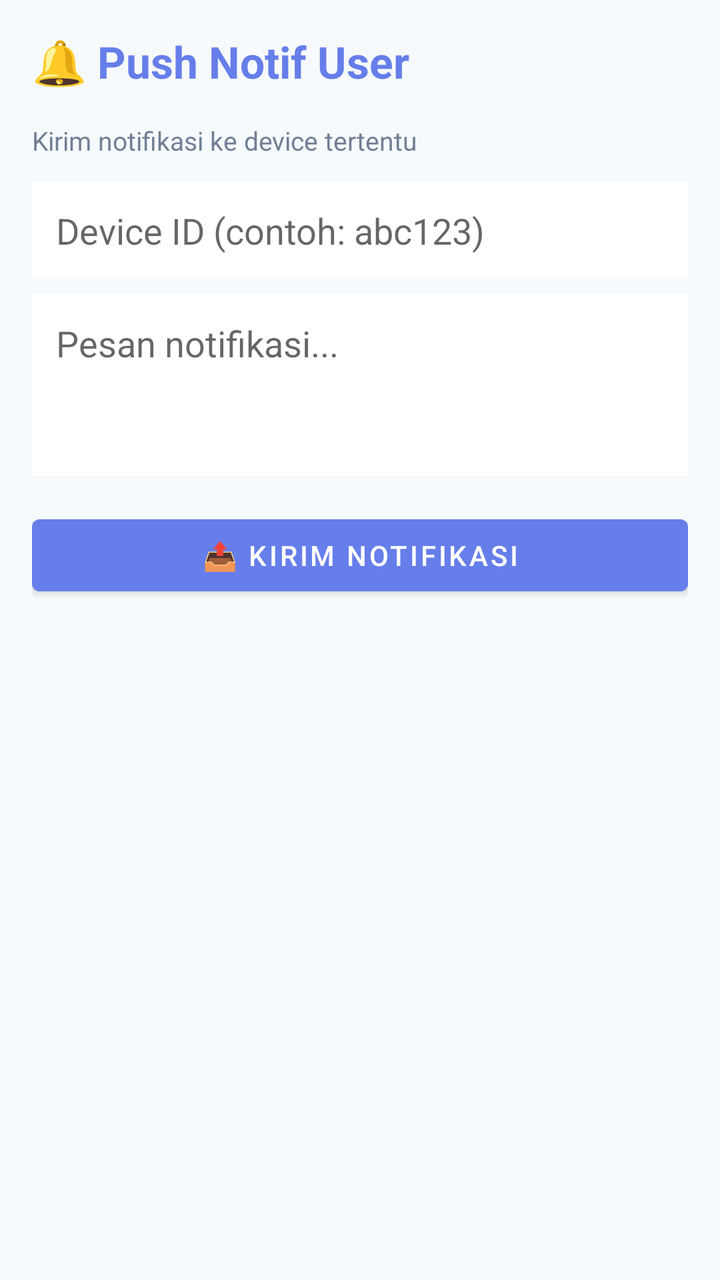
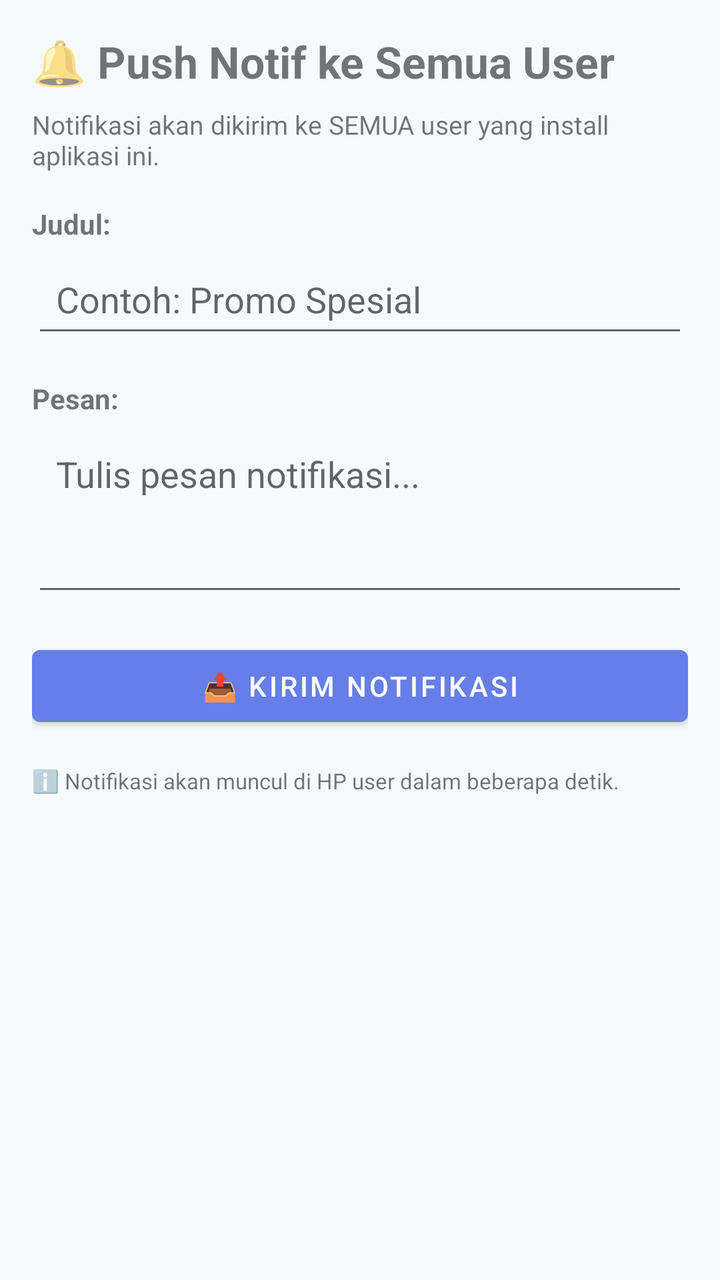

Screens rendered from an Android XML layout before and after an edit, with the pre-edit source and the edit as a unified diff.
<!-- AndroidManifest.xml: application theme Theme.YadVideoEditor -->
<!-- res/layout/activity_admin_push_notif.xml -->
<?xml version="1.0" encoding="utf-8"?>
<LinearLayout xmlns:android="http://schemas.android.com/apk/res/android"
    android:orientation="vertical"
    android:padding="16dp"
    android:background="@color/bg_light"
    android:layout_width="match_parent"
    android:layout_height="match_parent">

    <TextView
        android:text="🔔 Push Notif User"
        android:textSize="22sp"
        android:textStyle="bold"
        android:textColor="@color/primary"
        android:layout_marginBottom="16dp"
        android:layout_width="match_parent"
        android:layout_height="wrap_content"/>

    <TextView
        android:text="Kirim notifikasi ke device tertentu"
        android:textSize="13sp"
        android:textColor="@color/text_secondary"
        android:layout_marginBottom="12dp"
        android:layout_width="match_parent"
        android:layout_height="wrap_content"/>

    <EditText
        android:id="@+id/etPushDevice"
        android:hint="Device ID (contoh: abc123)"
        android:padding="12dp"
        android:background="#FFFFFF"
        android:layout_marginBottom="8dp"
        android:layout_width="match_parent"
        android:layout_height="wrap_content"/>

    <EditText
        android:id="@+id/etPushMsg"
        android:hint="Pesan notifikasi..."
        android:minLines="3"
        android:gravity="top"
        android:padding="12dp"
        android:background="#FFFFFF"
        android:layout_marginBottom="16dp"
        android:layout_width="match_parent"
        android:layout_height="wrap_content"/>

    <Button
        android:id="@+id/btnSendPush"
        android:text="📤 Kirim Notifikasi"
        android:backgroundTint="@color/primary"
        android:textColor="@color/text_white"
        android:layout_width="match_parent"
        android:layout_height="wrap_content"/>
</LinearLayout>
<!-- resources referenced by this layout -->
<resources>
  <color name="bg_light">#F7FAFC</color>
  <color name="primary">#667EEA</color>
  <color name="text_secondary">#718096</color>
  <color name="text_white">#FFFFFF</color>
  <style name="Theme.YadVideoEditor" parent="Theme.MaterialComponents.Light.NoActionBar">
          <item name="colorPrimary">@color/primary</item>
          <item name="colorPrimaryDark">@color/primary_dark</item>
          <item name="colorAccent">@color/accent</item>
          <item name="android:windowBackground">@color/bg_light</item>
          <item name="android:statusBarColor">@color/primary_dark</item>
          <item name="android:textColorPrimary">@color/text_primary</item>
      </style>
  <color name="primary_dark">#4C51BF</color>
  <color name="accent">#F093FB</color>
  <color name="text_primary">#1A202C</color>
</resources>

<!-- the commit's change to res/layout/activity_admin_push_notif.xml (unified diff, before → after) -->
@@ -2,43 +2,52 @@
 <LinearLayout xmlns:android="http://schemas.android.com/apk/res/android"
     android:orientation="vertical"
     android:padding="16dp"
-    android:background="@color/bg_light"
     android:layout_width="match_parent"
     android:layout_height="match_parent">
 
     <TextView
-        android:text="🔔 Push Notif User"
+        android:text="🔔 Push Notif ke Semua User"
         android:textSize="22sp"
         android:textStyle="bold"
-        android:textColor="@color/primary"
+        android:layout_marginBottom="8dp"
+        android:layout_width="match_parent"
+        android:layout_height="wrap_content"/>
+
+    <TextView
+        android:text="Notifikasi akan dikirim ke SEMUA user yang install aplikasi ini."
+        android:textSize="13sp"
         android:layout_marginBottom="16dp"
         android:layout_width="match_parent"
         android:layout_height="wrap_content"/>
 
     <TextView
-        android:text="Kirim notifikasi ke device tertentu"
-        android:textSize="13sp"
-        android:textColor="@color/text_secondary"
-        android:layout_marginBottom="12dp"
+        android:text="Judul:"
+        android:textStyle="bold"
+        android:layout_marginBottom="4dp"
         android:layout_width="match_parent"
         android:layout_height="wrap_content"/>
 
     <EditText
-        android:id="@+id/etPushDevice"
-        android:hint="Device ID (contoh: abc123)"
+        android:id="@+id/etPushTitle"
+        android:hint="Contoh: Promo Spesial"
         android:padding="12dp"
-        android:background="#FFFFFF"
-        android:layout_marginBottom="8dp"
+        android:layout_marginBottom="16dp"
+        android:layout_width="match_parent"
+        android:layout_height="wrap_content"/>
+
+    <TextView
+        android:text="Pesan:"
+        android:textStyle="bold"
+        android:layout_marginBottom="4dp"
         android:layout_width="match_parent"
         android:layout_height="wrap_content"/>
 
     <EditText
         android:id="@+id/etPushMsg"
-        android:hint="Pesan notifikasi..."
+        android:hint="Tulis pesan notifikasi..."
         android:minLines="3"
         android:gravity="top"
         android:padding="12dp"
-        android:background="#FFFFFF"
         android:layout_marginBottom="16dp"
         android:layout_width="match_parent"
         android:layout_height="wrap_content"/>
@@ -46,8 +55,14 @@
     <Button
         android:id="@+id/btnSendPush"
         android:text="📤 Kirim Notifikasi"
-        android:backgroundTint="@color/primary"
-        android:textColor="@color/text_white"
         android:layout_width="match_parent"
         android:layout_height="wrap_content"/>
+
+    <TextView
+        android:text="ℹ️ Notifikasi akan muncul di HP user dalam beberapa detik."
+        android:textSize="11sp"
+        android:layout_marginTop="16dp"
+        android:layout_width="match_parent"
+        android:layout_height="wrap_content"/>
+
 </LinearLayout>
<!-- resource entries referenced after the edit -->
@@ -2,8 +2,6 @@
 <resources>
   <color name="bg_light">#F7FAFC</color>
   <color name="primary">#667EEA</color>
-  <color name="text_secondary">#718096</color>
-  <color name="text_white">#FFFFFF</color>
   <style name="Theme.YadVideoEditor" parent="Theme.MaterialComponents.Light.NoActionBar">
           <item name="colorPrimary">@color/primary</item>
           <item name="colorPrimaryDark">@color/primary_dark</item>
